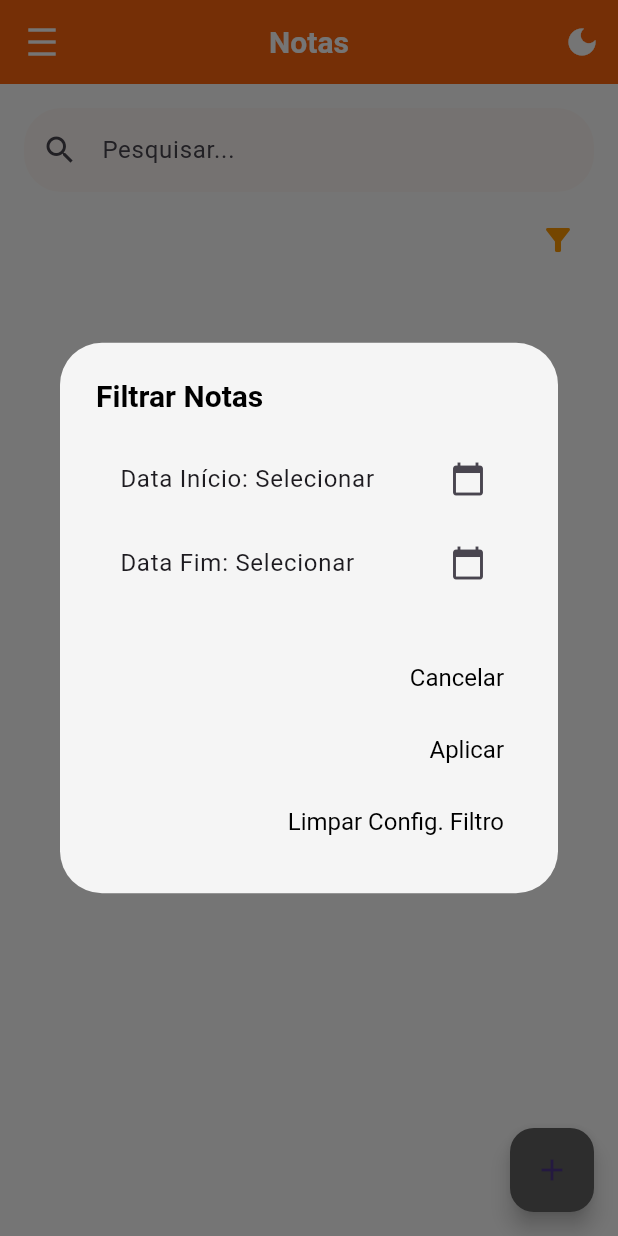
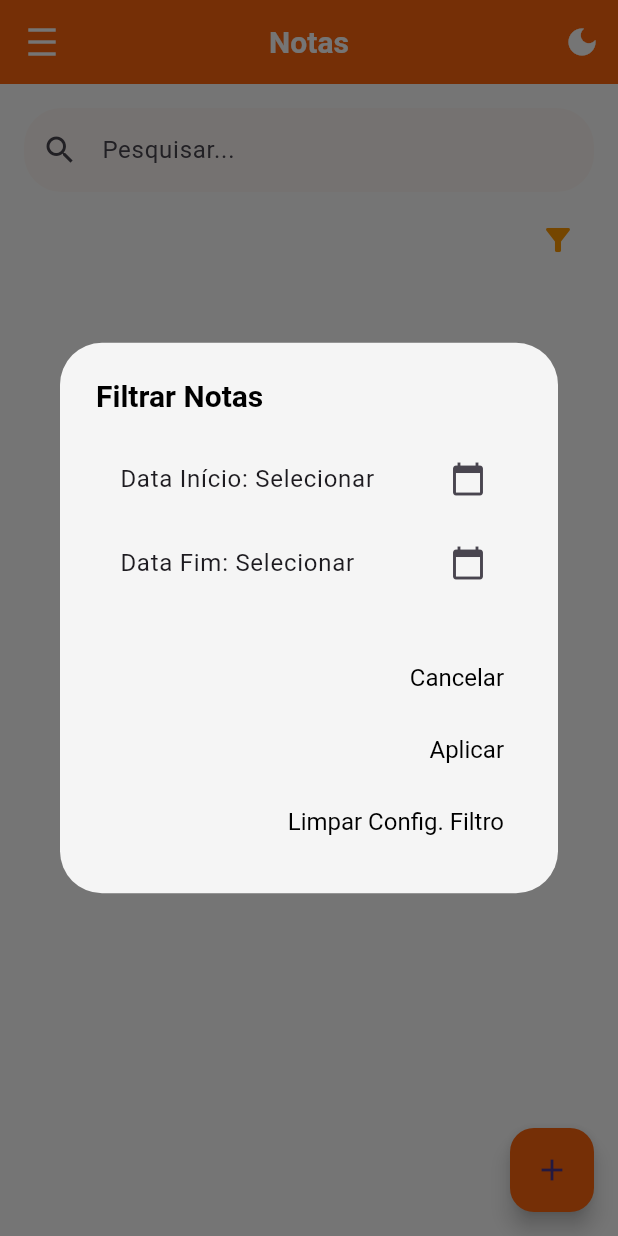
Before and after one commit to piquibr/Flutter_Project_Facul_definitive, a Flutter app: the InicialMainPage screen opened directly with empty values, after a tap on the "filter alt" icon, on a phone screen of 412 x 824 dp. Run offline on Flutter 3.47's test engine with Material 3 defaults, Android fonts, the phone set to English and light mode, and no system bars; our stand-ins replace auto_size_text, flutter_local_notifications, permission_handler, shared_preferences, timezone; accounts and stored records are empty; network calls fail; project files that could hold a hidden picture were left out.

Commit message:
Aplicativo Funcional

```diff
--- a/lib/pages/mainPages/inicialMain-page.dart
+++ b/lib/pages/mainPages/inicialMain-page.dart
@@ -168,11 +168,9 @@ class AppTheme {
         containerBackgroundColor: const Color.fromARGB(10, 255, 101, 14),
         inputFillColor:
             const Color.fromARGB(9, 255, 245, 239), // Cor do campo de entrada
-        floatingActionButtonColor: Colors.grey[700], // Cor do FAB no tema claro
-        cardBackgroundColor: const Color.fromARGB(
-            230, 255, 212, 189), // Cor do Card no tema claro
-        cardBackgroundTaskColor: const Color.fromARGB(
-            230, 168, 166, 165), // Cor do TaskCard no tema claro
+        floatingActionButtonColor: const Color.fromARGB(255, 255, 102, 14), // Cor do FAB no tema claro
+        cardBackgroundColor: const Color.fromARGB(230, 255, 212, 189), // Cor do Card no tema claro
+        cardBackgroundTaskColor: const Color.fromARGB(255, 222, 171, 142), // Cor do TaskCard no tema claro
       ),
       CustomButtonStyles(
         dialogButtonStyle: TextButton.styleFrom(
@@ -189,7 +187,7 @@ class AppTheme {
   static final darkTheme = ThemeData(
     primarySwatch: Colors.grey,
     brightness: Brightness.dark,
-    scaffoldBackgroundColor: const Color.fromARGB(255, 96, 96, 96),
+    scaffoldBackgroundColor: const Color.fromARGB(255, 59, 58, 58),
     appBarTheme: const AppBarTheme(
       color: Color.fromARGB(255, 33, 33, 33),
       iconTheme: IconThemeData(color: Colors.white),
@@ -239,10 +237,8 @@ class AppTheme {
             const Color.fromARGB(255, 223, 223, 223), // Cor do campo de entrada
         floatingActionButtonColor: const Color.fromARGB(
             255, 255, 102, 14), // Cor do FAB no tema escuro
-        cardBackgroundColor: const Color.fromARGB(
-            255, 255, 135, 23), // Cor do Card no tema escuro
-        cardBackgroundTaskColor: const Color.fromARGB(
-            255, 251, 198, 198), // Cor do TaskCard no tema escuro
+        cardBackgroundColor: const Color.fromARGB(255, 95, 92, 90), // Cor do Card no tema escuro
+        cardBackgroundTaskColor: const Color.fromARGB(255, 43, 42, 42), // Cor do TaskCard no tema escuro
       ),
       CustomButtonStyles(
         dialogButtonStyle: TextButton.styleFrom(
```
